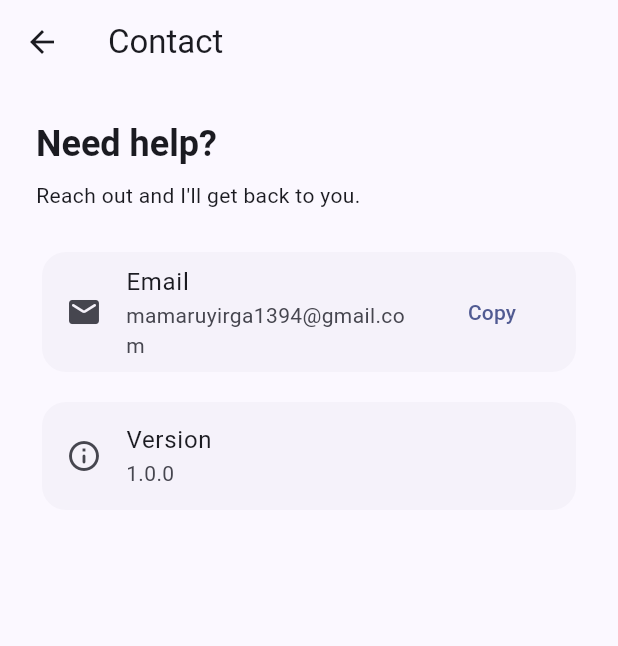
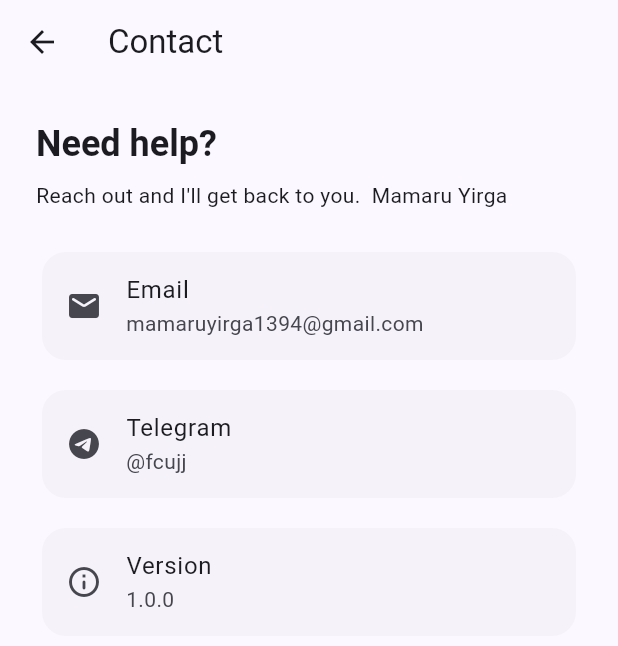
Before and after one commit to mamee13/screen_recorder, a Flutter app: the ContactPage screen opened by its route, on a phone screen of 412 x 824 dp. Shown: the top 646 px of the screen. Run offline on Flutter 3.47's test engine with Material 3 defaults, Android fonts, the phone set to English and light mode, and no system bars; our stand-ins replace shared_preferences, video_player; accounts and stored records are empty.

Commit message:
worked on the contact page to redirect into the default email and telegram apps

```diff
--- a/lib/screens/contact_page.dart
+++ b/lib/screens/contact_page.dart
@@ -1,5 +1,6 @@
 import 'package:flutter/material.dart';
 import 'package:flutter/services.dart';
+import 'package:url_launcher/url_launcher.dart';
 
 class ContactPage extends StatelessWidget {
   const ContactPage({super.key});
@@ -17,7 +18,7 @@ class ContactPage extends StatelessWidget {
           children: [
             Text('Need help?', style: Theme.of(context).textTheme.headlineSmall?.copyWith(fontWeight: FontWeight.bold)),
             const SizedBox(height: 8),
-            const Text("Reach out and I'll get back to you."),
+            const Text("Reach out and I'll get back to you.  Mamaru Yirga"),
             const SizedBox(height: 24),
             Card(
               elevation: 0,
@@ -26,14 +27,34 @@ class ContactPage extends StatelessWidget {
                 leading: const Icon(Icons.mail_rounded),
                 title: const Text('Email'),
                 subtitle: const Text(email),
-                trailing: TextButton(
-                  onPressed: () async {
-                    await Clipboard.setData(const ClipboardData(text: email));
+                onTap: () async {
+                  final Uri emailUri = Uri.parse('mailto:$email');
+                  try {
+                    await launchUrl(emailUri);
+                  } catch (e) {
                     // ignore: use_build_context_synchronously
-                    ScaffoldMessenger.of(context).showSnackBar(const SnackBar(content: Text('Email copied')));
-                  },
-                  child: const Text('Copy'),
-                ),
+                    ScaffoldMessenger.of(context).showSnackBar(const SnackBar(content: Text('Unable to open email app')));
+                  }
+                },
+              ),
+            ),
+            const SizedBox(height: 12),
+            Card(
+              elevation: 0,
+              shape: RoundedRectangleBorder(borderRadius: BorderRadius.circular(16)),
+              child: ListTile(
+                leading: const Icon(Icons.telegram),
+                title: const Text('Telegram'),
+                subtitle: const Text('@fcujj'),
+                onTap: () async {
+                  final Uri telegramUri = Uri.parse('https://t.me/fcujj');
+                  try {
+                    await launchUrl(telegramUri);
+                  } catch (e) {
+                    // ignore: use_build_context_synchronously
+                    ScaffoldMessenger.of(context).showSnackBar(const SnackBar(content: Text('Unable to open Telegram')));
+                  }
+                },
               ),
             ),
             const SizedBox(height: 12),
--- a/lib/screens/home_page.dart
+++ b/lib/screens/home_page.dart
@@ -260,7 +260,7 @@ class _TipsCard extends StatelessWidget {
           children: [
             Text('Tip', style: Theme.of(context).textTheme.titleMedium?.copyWith(fontWeight: FontWeight.w600)),
             const SizedBox(height: 8),
-            Text('After initial run, a persistent notification with quick actions (Start, Pause/Resume, Stop) will be available once platform integration is added.', style: textStyle),
+            Text('After initial run, a persistent notification with quick actions (Start, Pause/Resume, Stop) will be available once the record starts.', style: textStyle),
           ],
         ),
       ),
--- a/pubspec.yaml
+++ b/pubspec.yaml
@@ -36,6 +36,7 @@ dependencies:
   cupertino_icons: ^1.0.8
   shared_preferences: ^2.5.3
   video_player: ^2.10.0
+  url_launcher: ^6.3.0
 
 dev_dependencies:
   flutter_test:
```
